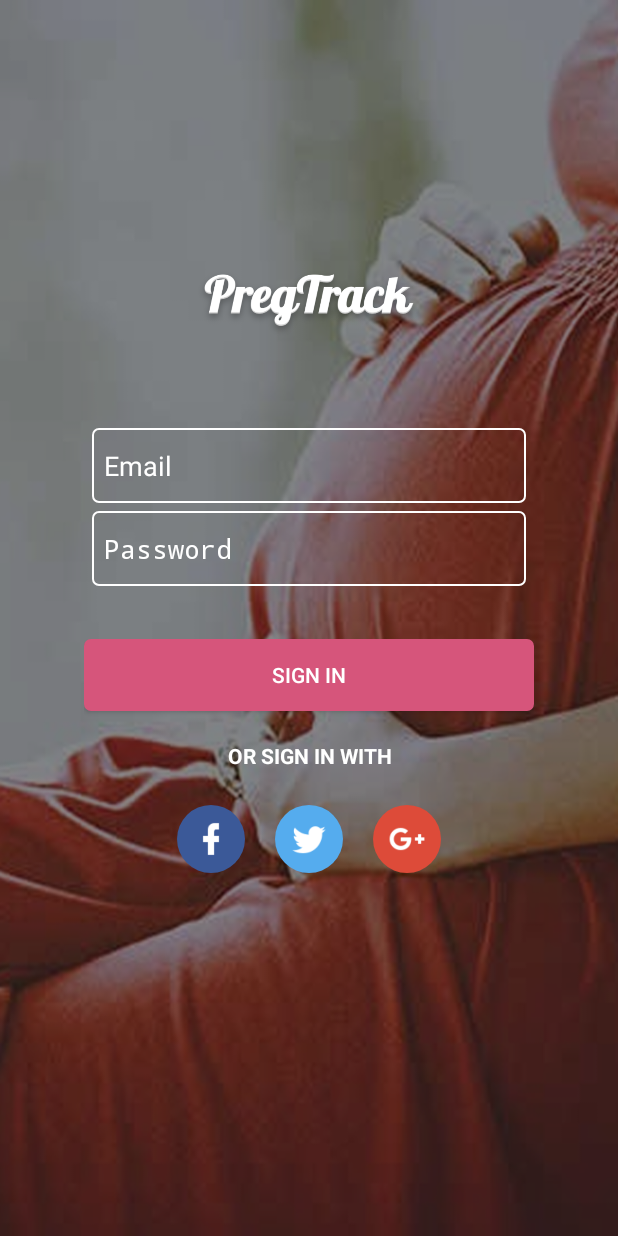
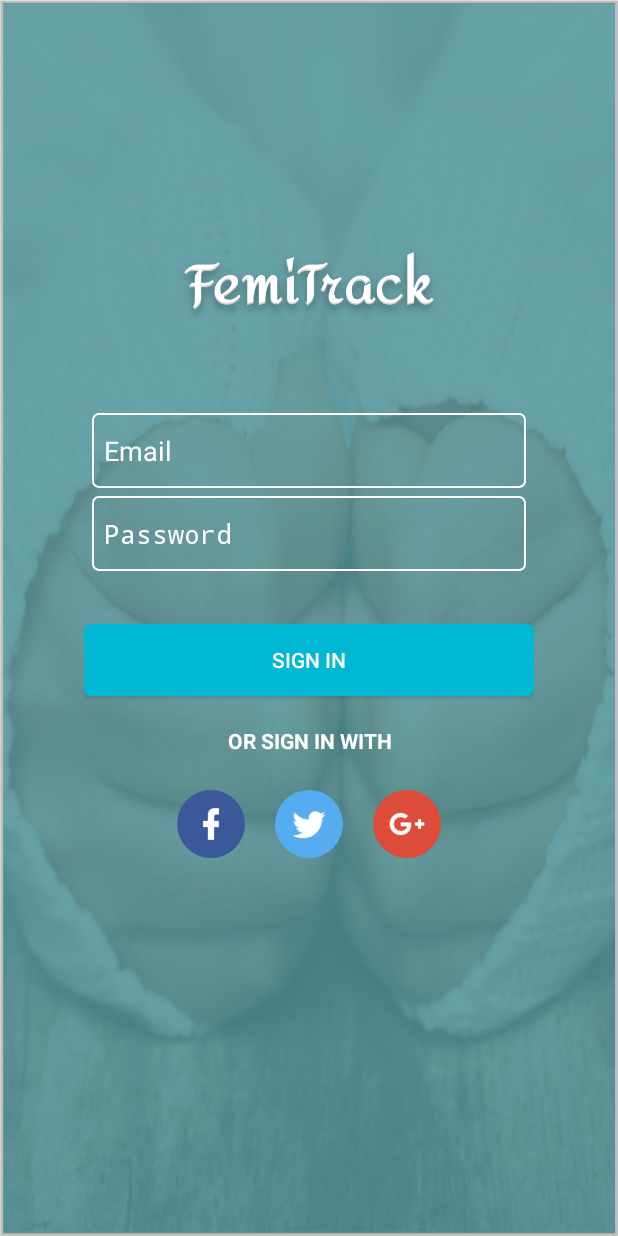
Before and after one commit to MwangiMuriuki/FemiTrack, an Android app: the screen it shows after launch (Login), on a phone screen of 412 x 824 dp. Run offline under Robolectric (Android 15) with nearby library versions, the phone set to English and light mode, and no system bars.

Commit message:
Commit 9. Re-skin Phase 1 Thank You Lord!!!

```diff
--- a/app/src/main/AndroidManifest.xml
+++ b/app/src/main/AndroidManifest.xml
@@ -4,9 +4,9 @@
 
     <application
         android:allowBackup="true"
-        android:icon="@mipmap/ic_preg_track"
+        android:icon="@mipmap/ic_femi_track"
         android:label="@string/app_name"
-        android:roundIcon="@mipmap/ic_preg_track"
+        android:roundIcon="@mipmap/ic_femi_track"
         android:supportsRtl="true"
         android:theme="@style/AppTheme">
         <activity
--- a/app/src/main/res/layout/activity_login.xml
+++ b/app/src/main/res/layout/activity_login.xml
@@ -4,7 +4,7 @@
     xmlns:tools="http://schemas.android.com/tools"
     android:layout_width="match_parent"
     android:layout_height="match_parent"
-    android:background="@drawable/bump"
+    android:background="@drawable/bckg"
     tools:context="com.example.a001759.pregtrack.Login">
 
     <LinearLayout
@@ -26,8 +26,8 @@
         <ImageView
             android:layout_width="200dp"
             android:layout_height="160dp"
-            android:layout_marginTop="70dp"
-            android:src="@drawable/login_image" />
+            android:layout_marginTop="60dp"
+            android:src="@drawable/femi_track_app_icon" />
 
         <LinearLayout
             android:id="@+id/linearLayout"
--- a/app/src/main/res/values/colors.xml
+++ b/app/src/main/res/values/colors.xml
@@ -1,7 +1,7 @@
 <?xml version="1.0" encoding="utf-8"?>
 <resources>
-    <color name="colorPrimary">#d6557b</color>
-    <color name="colorPrimaryDark">#d6557b</color>
+    <color name="colorPrimary">#00b8d4</color>
+    <color name="colorPrimaryDark">#0097A7</color>
     <color name="colorAccent">#FF4081</color>
 
     <color name="colorPrimary2">#d6557b</color>
--- a/app/src/main/res/values/strings.xml
+++ b/app/src/main/res/values/strings.xml
@@ -1,5 +1,5 @@
 <resources>
-    <string name="app_name">PregTrack</string>
+    <string name="app_name">FemiTrack</string>
     <string name="navigation_drawer_open">Open navigation drawer</string>
     <string name="navigation_drawer_close">Close navigation drawer</string>
     <string name="nav_header_title">Android Studio</string>
```
Also changed, not shown: app/src/main/res/drawable/bckg.png (added), app/src/main/res/drawable/femi_track_app_icon.png (added).
